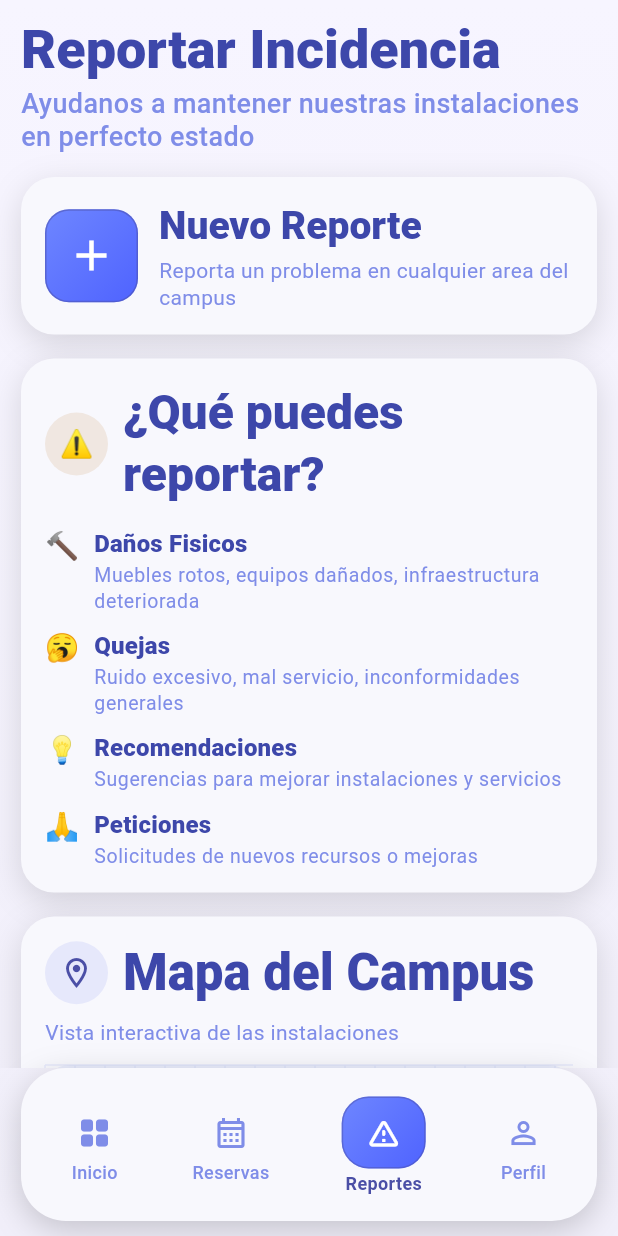
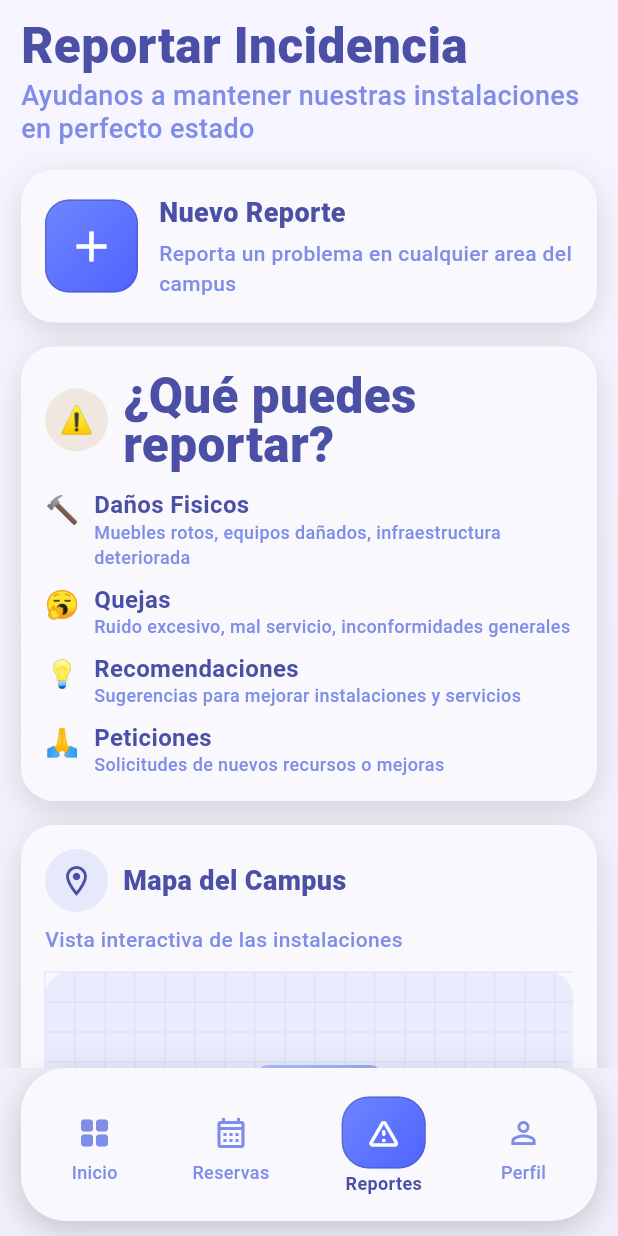
Before and after one commit to JSebasAM/AulaSmart-Front-end, a Flutter app: the AppShellView screen opened by its route, item 3 of the bottom bar chosen, on a phone screen of 412 x 824 dp. Run offline on Flutter 3.47's test engine with Material 3 defaults, Android fonts, the light colour scheme and no system bars; network calls fail.

Commit message:
refactor: se cambio la sintaxis de la topografia en perfil y reportes para que funcione con el nuevo app_styles  AUS-32

```diff
--- a/lib/views/reportes_view.dart
+++ b/lib/views/reportes_view.dart
@@ -1,5 +1,6 @@
 import 'package:flutter/material.dart';
 import 'package:aulasmart_front_end/themes/app_colors.dart';
+import 'package:aulasmart_front_end/themes/app_text_styles.dart';
 import 'package:aulasmart_front_end/views/new_report_modal_view.dart';
 
 class ReportesView extends StatefulWidget {
@@ -35,22 +36,12 @@ class _ReportesViewState extends State<ReportesView> {
             children: [
               Text(
                 'Reportar Incidencia',
-                style: Theme.of(context).textTheme.headlineSmall?.copyWith(
-                      color: AppColors.textPrimary,
-                      fontSize: 36,
-                      fontWeight: FontWeight.w800,
-                      height: 1.05,
-                    ),
+                style: AppTextStyles.pageTitle.copyWith(fontSize: 33),
               ),
               const SizedBox(height: 6),
               Text(
                 'Ayudanos a mantener nuestras instalaciones en perfecto estado',
-                style: Theme.of(context).textTheme.bodyMedium?.copyWith(
-                      color: AppColors.textSecondary,
-                      fontSize: 18,
-                      fontWeight: FontWeight.w500,
-                      height: 1.2,
-                    ),
+                style: AppTextStyles.pageSubtitle,
               ),
               const SizedBox(height: 16),
               InkWell(
@@ -76,20 +67,12 @@ class _ReportesViewState extends State<ReportesView> {
                           children: [
                             Text(
                               'Nuevo Reporte',
-                              style: Theme.of(context).textTheme.titleLarge?.copyWith(
-                                    color: AppColors.textPrimary,
-                                    fontWeight: FontWeight.w800,
-                                    fontSize: 26,
-                                  ),
+                              style: AppTextStyles.sectionTitle,
                             ),
                             const SizedBox(height: 4),
                             Text(
                               'Reporta un problema en cualquier area del campus',
-                              style: Theme.of(context).textTheme.bodyMedium?.copyWith(
-                                    color: AppColors.textSecondary,
-                                    fontSize: 14,
-                                    height: 1.25,
-                                  ),
+                              style: AppTextStyles.sectionBody,
                             ),
                           ],
                         ),
@@ -118,11 +101,7 @@ class _ReportesViewState extends State<ReportesView> {
                         Expanded(
                           child: Text(
                             '¿Qué puedes reportar?',
-                            style: Theme.of(context).textTheme.titleLarge?.copyWith(
-                                  color: AppColors.textPrimary,
-                                  fontWeight: FontWeight.w800,
-                                  fontSize: 32,
-                                ),
+                            style: AppTextStyles.pageTitle,
                             maxLines: 2,
                             softWrap: true,
                             overflow: TextOverflow.visible,
@@ -178,11 +157,7 @@ class _ReportesViewState extends State<ReportesView> {
                         Expanded(
                           child: Text(
                             'Mapa del Campus',
-                            style: Theme.of(context).textTheme.titleLarge?.copyWith(
-                                  color: AppColors.textPrimary,
-                                  fontWeight: FontWeight.w800,
-                                  fontSize: 34,
-                                ),
+                            style: AppTextStyles.sectionTitle,
                             maxLines: 2,
                             softWrap: true,
                             overflow: TextOverflow.visible,
@@ -193,10 +168,7 @@ class _ReportesViewState extends State<ReportesView> {
                     const SizedBox(height: 8),
                     Text(
                       'Vista interactiva de las instalaciones',
-                      style: Theme.of(context).textTheme.bodyMedium?.copyWith(
-                            color: AppColors.textSecondary,
-                            fontSize: 14,
-                          ),
+                      style: AppTextStyles.sectionBody,
                     ),
                     const SizedBox(height: 12),
                     Container(
@@ -360,18 +332,11 @@ class _BulletLine extends StatelessWidget {
             children: [
               Text(
                 title,
-                style: Theme.of(context).textTheme.titleMedium?.copyWith(
-                      color: AppColors.textPrimary,
-                      fontWeight: FontWeight.w800,
-                      fontSize: 16,
-                    ),
+                style: AppTextStyles.cardTitle,
               ),
               Text(
                 text,
-                style: Theme.of(context).textTheme.bodySmall?.copyWith(
-                      color: AppColors.textSecondary,
-                      fontSize: 13,
-                    ),
+                style: AppTextStyles.cardSubtitle,
               ),
             ],
           ),
```
Also changed, not shown: lib/views/perfil_view.dart (+7 -31 lines).
